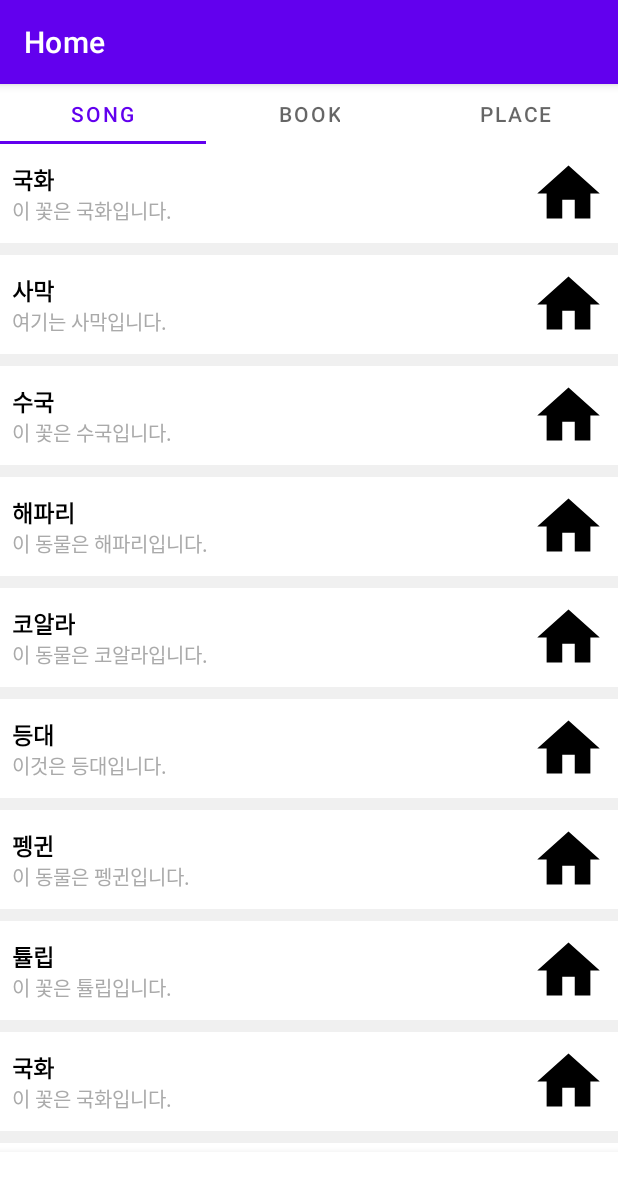
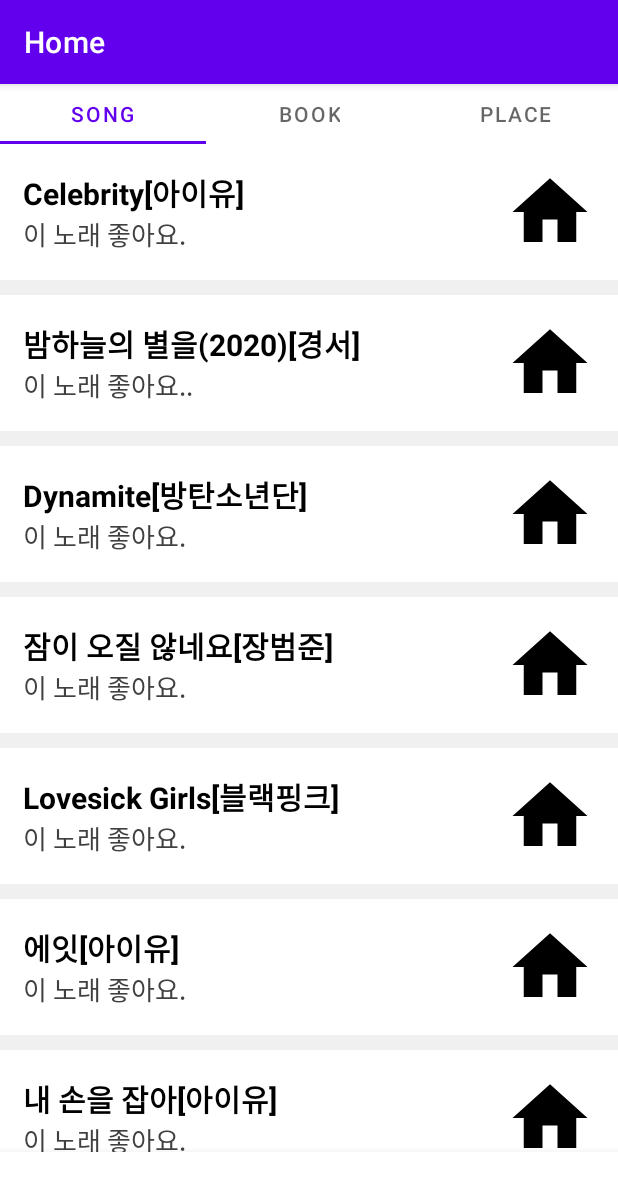
Before and after one commit to POTEN-S/HealingFeeling_Client, an Android app: the screen it shows after launch (MainActivity), after a tap on an icon or button, on a phone screen of 412 x 824 dp. Shown: the top 1191 px of the screen. Run offline under Robolectric (Android 15) with nearby library versions, the phone set to English and light mode, and no system bars; our stand-ins replace navigation-ui; libraries missing offline, so code that uses them is left out: com.makeramen.roundedimageview, id.zelory.compressor; pictures from the network do not load; 1 statement that could not run was skipped.

Commit message:
recyclerview & tab

```diff
--- a/app/src/main/java/com/example/healingfeeling/ui/home/SongFragment.java
+++ b/app/src/main/java/com/example/healingfeeling/ui/home/SongFragment.java
@@ -51,33 +51,22 @@ public class SongFragment extends Fragment {
 
     private void getData() {
         // 임의의 데이터입니다.
-        List<String> listTitle = Arrays.asList("국화", "사막", "수국", "해파리", "코알라", "등대", "펭귄", "튤립",
-                "국화", "사막", "수국", "해파리", "코알라", "등대", "펭귄", "튤립");
+        List<String> listTitle = Arrays.asList("Celebrity[아이유]", "밤하늘의 별을(2020)[경서]", "Dynamite[방탄소년단]", "잠이 오질 않네요[장범준]",
+                "Lovesick Girls[블랙핑크]", "에잇[아이유]", "내 손을 잡아[아이유]", "Blueming[아이유]",
+                "오래된 노래[스탠딩에그]", "Dolphin[오마이걸]");
         List<String> listContent = Arrays.asList(
-                "이 꽃은 국화입니다.",
-                "여기는 사막입니다.",
-                "이 꽃은 수국입니다.",
-                "이 동물은 해파리입니다.",
-                "이 동물은 코알라입니다.",
-                "이것은 등대입니다.",
-                "이 동물은 펭귄입니다.",
-                "이 꽃은 튤립입니다.",
-                "이 꽃은 국화입니다.",
-                "여기는 사막입니다.",
-                "이 꽃은 수국입니다.",
-                "이 동물은 해파리입니다.",
-                "이 동물은 코알라입니다.",
-                "이것은 등대입니다.",
-                "이 동물은 펭귄입니다.",
-                "이 꽃은 튤립입니다."
+                "이 노래 좋아요.",
+                "이 노래 좋아요..",
+                "이 노래 좋아요.",
+                "이 노래 좋아요.",
+                "이 노래 좋아요.",
+                "이 노래 좋아요.",
+                "이 노래 좋아요.",
+                "이 노래 좋아요.",
+                "이 노래 좋아요.",
+                "이 노래 좋아요."
         );
         List<Integer> listResId = Arrays.asList(
-                R.drawable.ic_home_black_24dp,
-                R.drawable.ic_home_black_24dp,
-                R.drawable.ic_home_black_24dp,
-                R.drawable.ic_home_black_24dp,
-                R.drawable.ic_home_black_24dp,
-                R.drawable.ic_home_black_24dp,
                 R.drawable.ic_home_black_24dp,
                 R.drawable.ic_home_black_24dp,
                 R.drawable.ic_home_black_24dp,
--- a/app/src/main/res/layout/item.xml
+++ b/app/src/main/res/layout/item.xml
@@ -2,9 +2,9 @@
 <LinearLayout xmlns:android="http://schemas.android.com/apk/res/android"
     android:orientation="horizontal" android:layout_width="match_parent"
     android:layout_height="wrap_content"
-    android:padding="8dp"
+    android:padding="15dp"
     android:gravity="center_vertical"
-    android:layout_marginBottom="8dp"
+    android:layout_marginBottom="10dp"
     android:background="@android:color/white">
 
     <LinearLayout
@@ -20,7 +20,7 @@
             android:layout_height="wrap_content"
             android:includeFontPadding="false"
             android:text="TITLE"
-            android:textSize="15sp"
+            android:textSize="20sp"
             android:textColor="@android:color/black"
             android:textStyle="bold"/>
 
@@ -30,13 +30,13 @@
             android:layout_height="wrap_content"
             android:includeFontPadding="false"
             android:text="content"
-            android:textSize="13sp"
-            android:textColor="@android:color/darker_gray"/>
+            android:textSize="17sp"
+            android:textColor="#404040"/>
     </LinearLayout>
 
     <ImageView
         android:id="@+id/imageView"
-        android:layout_width="50dp"
-        android:layout_height="50dp"
+        android:layout_width="60dp"
+        android:layout_height="60dp"
         android:src="@mipmap/ic_launcher"/>
 </LinearLayout>
```
